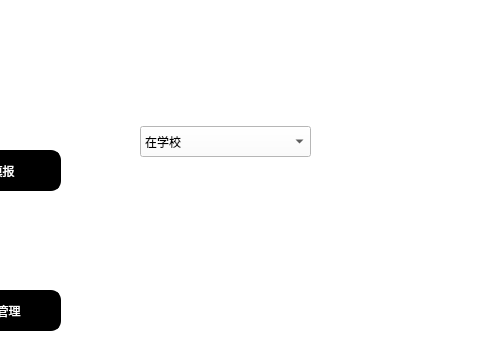
First picture: the form in student.ui, repository sukiiiKotori/pymysql, before the edit; both pictures show x 110 to 590 and y 0 to 341 of the 800 by 600 pixel window.
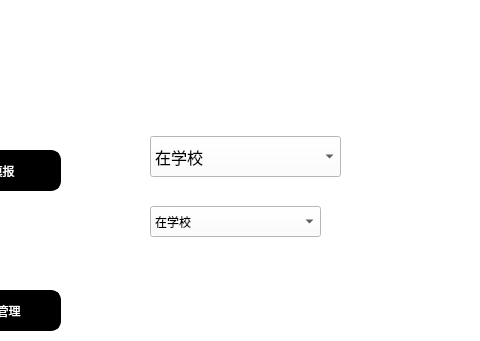
Second picture: the form after the edit.

Patch:
```diff
--- a/student.ui
+++ b/student.ui
@@ -41,8 +41,44 @@
      <widget class="QComboBox" name="comboBox">
       <property name="geometry">
        <rect>
-        <x>40</x>
-        <y>50</y>
+        <x>50</x>
+        <y>60</y>
+        <width>191</width>
+        <height>41</height>
+       </rect>
+      </property>
+      <property name="font">
+       <font>
+        <family>微软雅黑</family>
+        <pointsize>12</pointsize>
+       </font>
+      </property>
+      <item>
+       <property name="text">
+        <string>在学校</string>
+       </property>
+      </item>
+      <item>
+       <property name="text">
+        <string>在市内</string>
+       </property>
+      </item>
+      <item>
+       <property name="text">
+        <string>在国内</string>
+       </property>
+      </item>
+      <item>
+       <property name="text">
+        <string>在国外</string>
+       </property>
+      </item>
+     </widget>
+     <widget class="QComboBox" name="comboBox_2">
+      <property name="geometry">
+       <rect>
+        <x>50</x>
+        <y>130</y>
         <width>171</width>
         <height>31</height>
        </rect>
```
